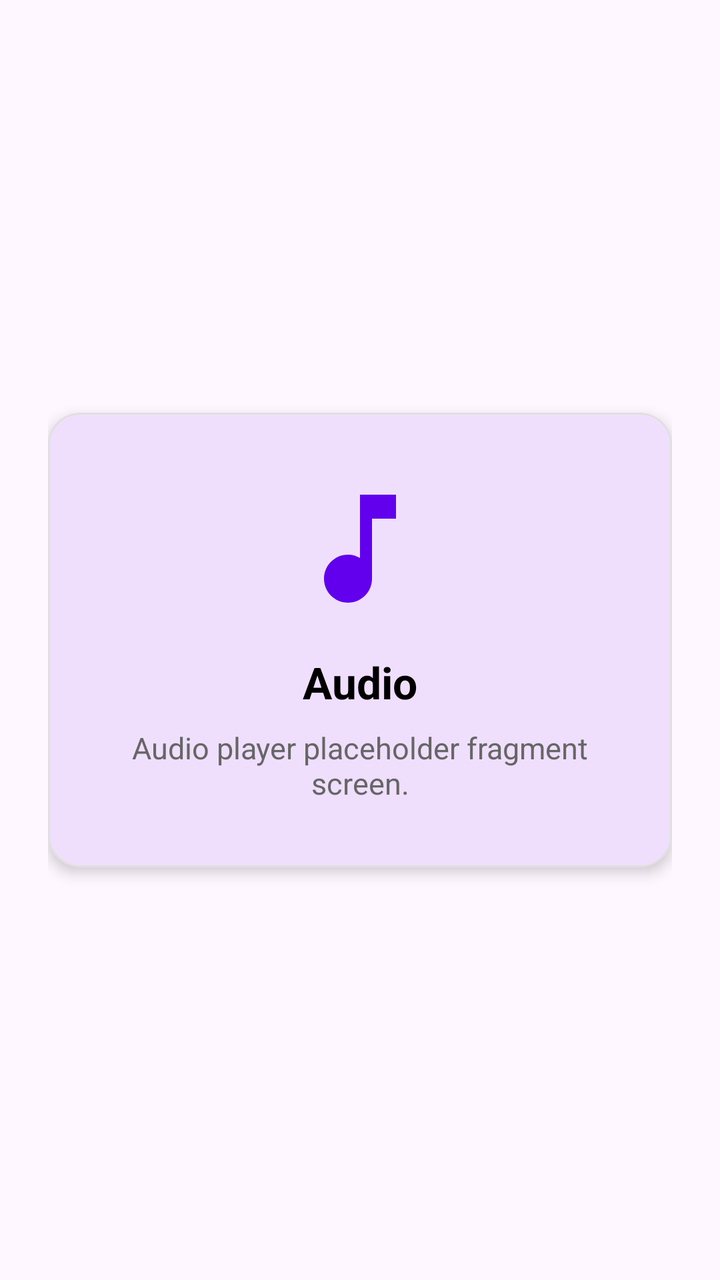
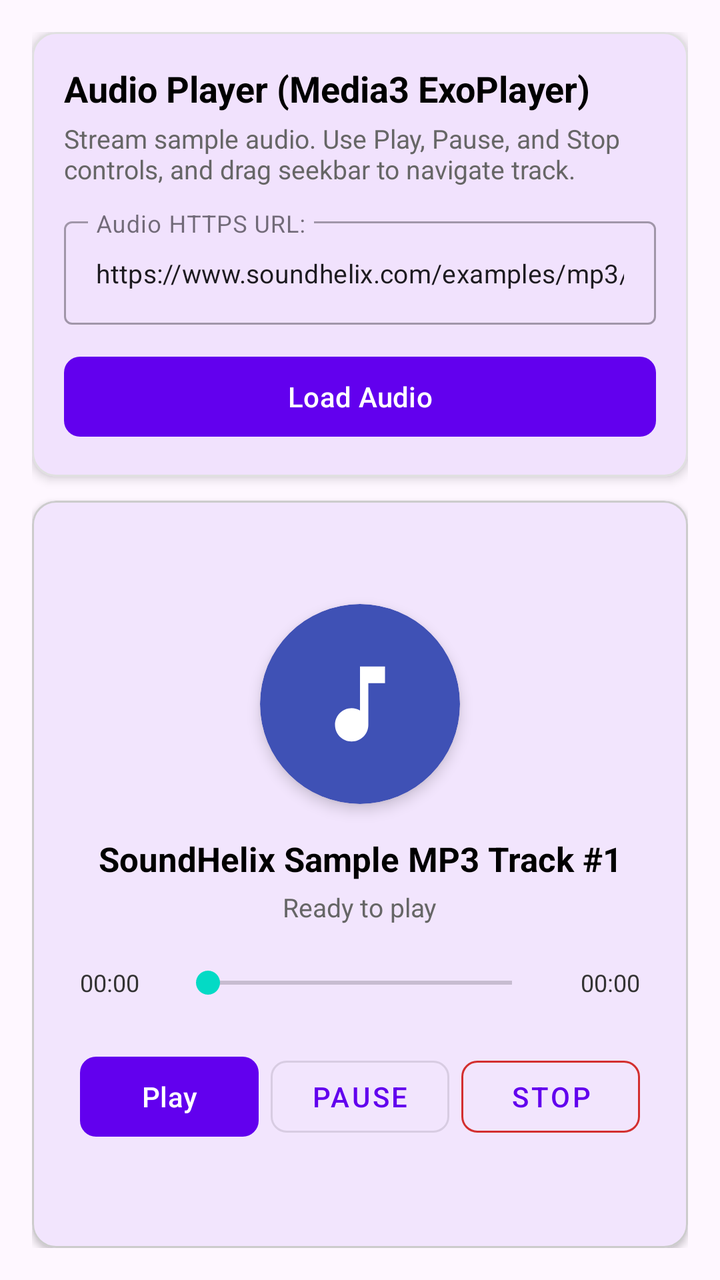

Screens rendered from an Android XML layout before and after an edit, with the pre-edit source and the edit as a unified diff.
<!-- AndroidManifest.xml: application theme Theme.MyApplication -->
<!-- res/layout/fragment_audio.xml -->
<?xml version="1.0" encoding="utf-8"?>
<FrameLayout xmlns:android="http://schemas.android.com/apk/res/android"
    xmlns:app="http://schemas.android.com/apk/res-auto"
    android:layout_width="match_parent"
    android:layout_height="match_parent"
    android:padding="24dp">

    <com.google.android.material.card.MaterialCardView
        android:layout_width="match_parent"
        android:layout_height="wrap_content"
        android:layout_gravity="center"
        app:cardCornerRadius="16dp"
        app:cardElevation="4dp"
        app:strokeWidth="1dp"
        app:strokeColor="#E0E0E0">

        <LinearLayout
            android:layout_width="match_parent"
            android:layout_height="wrap_content"
            android:gravity="center"
            android:orientation="vertical"
            android:padding="32dp">

            <ImageView
                android:layout_width="72dp"
                android:layout_height="72dp"
                android:contentDescription="@string/title_audio"
                android:src="@drawable/ic_audio"
                app:tint="@color/primary" />

            <TextView
                android:layout_width="wrap_content"
                android:layout_height="wrap_content"
                android:layout_marginTop="16dp"
                android:text="@string/title_audio"
                android:textColor="@color/black"
                android:textSize="22sp"
                android:textStyle="bold" />

            <TextView
                android:layout_width="wrap_content"
                android:layout_height="wrap_content"
                android:layout_marginTop="8dp"
                android:gravity="center"
                android:text="@string/desc_audio"
                android:textColor="#666666"
                android:textSize="15sp" />

        </LinearLayout>

    </com.google.android.material.card.MaterialCardView>

</FrameLayout>
<!-- resources referenced by this layout -->
<resources>
  <color name="black">#FF000000</color>
  <color name="primary">#6200EE</color>
  <!-- drawable ic_audio (drawable) -->
  <vector xmlns:android="http://schemas.android.com/apk/res/android"
      android:width="24dp"
      android:height="24dp"
      android:viewportWidth="24"
      android:viewportHeight="24">
      <path
          android:fillColor="#FF000000"
          android:pathData="M12,3v10.55c-0.59,-0.34 -1.27,-0.55 -2,-0.55 -2.21,0 -4,1.79 -4,4s1.79,4 4,4 4,-1.79 4,-4V7h4V3h-6z"/>
  </vector>
  <string name="desc_audio">Audio player placeholder fragment screen.</string>
  <string name="title_audio">Audio</string>
  <style name="Theme.MyApplication" parent="Theme.Material3.DayNight.NoActionBar">
          <item name="colorPrimary">@color/primary</item>
          <item name="colorPrimaryVariant">@color/primary_dark</item>
          <item name="colorSecondary">@color/accent</item>
      </style>
  <color name="primary_dark">#3700B3</color>
  <color name="accent">#03DAC5</color>
</resources>

<!-- the commit's change to res/layout/fragment_audio.xml (unified diff, before → after) -->
@@ -1,53 +1,255 @@
 <?xml version="1.0" encoding="utf-8"?>
-<FrameLayout xmlns:android="http://schemas.android.com/apk/res/android"
+<LinearLayout xmlns:android="http://schemas.android.com/apk/res/android"
     xmlns:app="http://schemas.android.com/apk/res-auto"
+    xmlns:tools="http://schemas.android.com/tools"
     android:layout_width="match_parent"
     android:layout_height="match_parent"
-    android:padding="24dp">
-
+    android:orientation="vertical"
+    android:padding="16dp"
+    tools:context=".AudioFragment">
+
+    
     <com.google.android.material.card.MaterialCardView
         android:layout_width="match_parent"
         android:layout_height="wrap_content"
-        android:layout_gravity="center"
-        app:cardCornerRadius="16dp"
-        app:cardElevation="4dp"
-        app:strokeWidth="1dp"
-        app:strokeColor="#E0E0E0">
+        android:layout_marginBottom="12dp"
+        app:cardCornerRadius="12dp"
+        app:cardElevation="3dp"
+        app:strokeColor="#E0E0E0"
+        app:strokeWidth="1dp">
 
         <LinearLayout
             android:layout_width="match_parent"
             android:layout_height="wrap_content"
-            android:gravity="center"
             android:orientation="vertical"
-            android:padding="32dp">
-
-            <ImageView
-                android:layout_width="72dp"
-                android:layout_height="72dp"
-                android:contentDescription="@string/title_audio"
-                android:src="@drawable/ic_audio"
-                app:tint="@color/primary" />
+            android:padding="16dp">
 
             <TextView
                 android:layout_width="wrap_content"
                 android:layout_height="wrap_content"
-                android:layout_marginTop="16dp"
-                android:text="@string/title_audio"
+                android:text="@string/title_audio_heading"
                 android:textColor="@color/black"
-                android:textSize="22sp"
+                android:textSize="18sp"
                 android:textStyle="bold" />
 
             <TextView
                 android:layout_width="wrap_content"
                 android:layout_height="wrap_content"
-                android:layout_marginTop="8dp"
+                android:layout_marginTop="4dp"
+                android:text="@string/desc_audio_instruction"
+                android:textColor="#666666"
+                android:textSize="13sp" />
+
+            <com.google.android.material.textfield.TextInputLayout
+                style="@style/Widget.MaterialComponents.TextInputLayout.OutlinedBox"
+                android:layout_width="match_parent"
+                android:layout_height="wrap_content"
+                android:layout_marginTop="12dp"
+                android:hint="@string/label_audio_url">
+
+                <com.google.android.material.textfield.TextInputEditText
+                    android:id="@+id/etAudioUrl"
+                    android:layout_width="match_parent"
+                    android:layout_height="wrap_content"
+                    android:inputType="textUri"
+                    android:maxLines="2"
+                    android:text="@string/default_audio_url"
+                    android:textSize="13sp" />
+
+            </com.google.android.material.textfield.TextInputLayout>
+
+            <com.google.android.material.button.MaterialButton
+                android:id="@+id/btnLoadAudio"
+                android:layout_width="match_parent"
+                android:layout_height="wrap_content"
+                android:layout_marginTop="12dp"
+                android:text="@string/btn_load_audio"
+                app:cornerRadius="8dp" />
+
+        </LinearLayout>
+
+    </com.google.android.material.card.MaterialCardView>
+
+    
+    <com.google.android.material.card.MaterialCardView
+        android:layout_width="match_parent"
+        android:layout_height="0dp"
+        android:layout_weight="1"
+        app:cardCornerRadius="12dp"
+        app:cardElevation="2dp"
+        app:strokeColor="#CCCCCC"
+        app:strokeWidth="1dp">
+
+        <ScrollView
+            android:layout_width="match_parent"
+            android:layout_height="match_parent"
+            android:fillViewport="true">
+
+            <LinearLayout
+                android:layout_width="match_parent"
+                android:layout_height="wrap_content"
                 android:gravity="center"
-                android:text="@string/desc_audio"
-                android:textColor="#666666"
-                android:textSize="15sp" />
-
-        </LinearLayout>
+                android:orientation="vertical"
+                android:padding="24dp">
+
+                
+                <com.google.android.material.card.MaterialCardView
+                    android:layout_width="100dp"
+                    android:layout_height="100dp"
+                    app:cardBackgroundColor="#3F51B5"
+                    app:cardCornerRadius="50dp"
+                    app:cardElevation="4dp"
+                    app:strokeWidth="0dp">
+
+                    <ImageView
+                        android:layout_width="50dp"
+                        android:layout_height="50dp"
+                        android:layout_gravity="center"
+                        android:contentDescription="@string/title_audio"
+                        android:src="@drawable/ic_audio"
+                        app:tint="@color/white" />
+
+                </com.google.android.material.card.MaterialCardView>
+
+                
+                <TextView
+                    android:id="@+id/tvAudioTitle"
+                    android:layout_width="wrap_content"
+                    android:layout_height="wrap_content"
+                    android:layout_marginTop="16dp"
+                    android:gravity="center"
+                    android:text="@string/default_audio_title"
+                    android:textColor="@color/black"
+                    android:textSize="17sp"
+                    android:textStyle="bold" />
+
+                <TextView
+                    android:id="@+id/tvAudioStatus"
+                    android:layout_width="wrap_content"
+                    android:layout_height="wrap_content"
+                    android:layout_marginTop="4dp"
+                    android:gravity="center"
+                    android:text="Ready to play"
+                    android:textColor="#666666"
+                    android:textSize="13sp" />
+
+                
+                <ProgressBar
+                    android:id="@+id/audioProgressBar"
+                    style="?android:attr/progressBarStyle"
+                    android:layout_width="36dp"
+                    android:layout_height="36dp"
+                    android:layout_marginTop="12dp"
+                    android:visibility="gone" />
+
+                
+                <LinearLayout
+                    android:id="@+id/audioErrorContainer"
+                    android:layout_width="match_parent"
+                    android:layout_height="wrap_content"
+                    android:layout_marginTop="12dp"
+                    android:gravity="center"
+                    android:orientation="vertical"
+                    android:visibility="gone">
+
+                    <TextView
+                        android:id="@+id/tvAudioError"
+                        android:layout_width="wrap_content"
+                        android:layout_height="wrap_content"
+                        android:gravity="center"
+                        android:text="@string/err_audio_load_failed"
+                        android:textColor="#D32F2F"
+                        android:textSize="13sp" />
+
+                    <com.google.android.material.button.MaterialButton
+                        android:id="@+id/btnAudioRetry"
+                        style="@style/Widget.MaterialComponents.Button.TextButton"
+                        android:layout_width="wrap_content"
+                        android:layout_height="wrap_content"
+                        android:text="@string/btn_retry"
+                        android:textColor="#D32F2F" />
+
+                </LinearLayout>
+
+                
+                <LinearLayout
+                    android:layout_width="match_parent"
+                    android:layout_height="wrap_content"
+                    android:layout_marginTop="20dp"
+                    android:gravity="center_vertical"
+                    android:orientation="horizontal">
+
+                    <TextView
+                        android:id="@+id/tvCurrentTime"
+                        android:layout_width="48dp"
+                        android:layout_height="wrap_content"
+                        android:gravity="start"
+                        android:text="@string/time_zero"
+                        android:textColor="#333333"
+                        android:textSize="12sp" />
+
+                    <SeekBar
+                        android:id="@+id/audioSeekBar"
+                        android:layout_width="0dp"
+                        android:layout_height="wrap_content"
+                        android:layout_weight="1"
+                        android:max="100"
+                        android:progress="0" />
+
+                    <TextView
+                        android:id="@+id/tvTotalDuration"
+                        android:layout_width="48dp"
+                        android:layout_height="wrap_content"
+                        android:gravity="end"
+                        android:text="@string/time_zero"
+                        android:textColor="#333333"
+                        android:textSize="12sp" />
+
+                </LinearLayout>
+
+                
+                <LinearLayout
+                    android:layout_width="match_parent"
+                    android:layout_height="wrap_content"
+                    android:layout_marginTop="24dp"
+                    android:gravity="center"
+                    android:orientation="horizontal">
+
+                    <com.google.android.material.button.MaterialButton
+                        android:id="@+id/btnAudioPlay"
+                        android:layout_width="0dp"
+                        android:layout_height="wrap_content"
+                        android:layout_marginEnd="6dp"
+                        android:layout_weight="1"
+                        android:text="@string/btn_audio_play"
+                        app:cornerRadius="8dp" />
+
+                    <com.google.android.material.button.MaterialButton
+                        android:id="@+id/btnAudioPause"
+                        style="@style/Widget.MaterialComponents.Button.OutlinedButton"
+                        android:layout_width="0dp"
+                        android:layout_height="wrap_content"
+                        android:layout_marginEnd="6dp"
+                        android:layout_weight="1"
+                        android:text="@string/btn_audio_pause"
+                        app:cornerRadius="8dp" />
+
+                    <com.google.android.material.button.MaterialButton
+                        android:id="@+id/btnAudioStop"
+                        style="@style/Widget.MaterialComponents.Button.OutlinedButton"
+                        android:layout_width="0dp"
+                        android:layout_height="wrap_content"
+                        android:layout_weight="1"
+                        android:text="@string/btn_audio_stop"
+                        app:cornerRadius="8dp"
+                        app:strokeColor="#D32F2F" />
+
+                </LinearLayout>
+
+            </LinearLayout>
+
+        </ScrollView>
 
     </com.google.android.material.card.MaterialCardView>
 
-</FrameLayout>
+</LinearLayout>
<!-- resource entries referenced after the edit -->
@@ -1,6 +1,7 @@
 <!-- resources referenced by this layout -->
 <resources>
   <color name="black">#FF000000</color>
+  <color name="white">#FFFFFFFF</color>
   <color name="primary">#6200EE</color>
   <!-- drawable ic_audio (drawable) -->
   <vector xmlns:android="http://schemas.android.com/apk/res/android"
@@ -12,8 +13,19 @@
           android:fillColor="#FF000000"
           android:pathData="M12,3v10.55c-0.59,-0.34 -1.27,-0.55 -2,-0.55 -2.21,0 -4,1.79 -4,4s1.79,4 4,4 4,-1.79 4,-4V7h4V3h-6z"/>
   </vector>
-  <string name="desc_audio">Audio player placeholder fragment screen.</string>
+  <string name="btn_audio_pause">Pause</string>
+  <string name="btn_audio_play">Play</string>
+  <string name="btn_audio_stop">Stop</string>
+  <string name="btn_load_audio">Load Audio</string>
+  <string name="btn_retry">Retry</string>
+  <string name="default_audio_title">SoundHelix Sample MP3 Track #1</string>
+  <string name="default_audio_url">https://www.soundhelix.com/examples/mp3/SoundHelix-Song-1.mp3</string>
+  <string name="desc_audio_instruction">Stream sample audio. Use Play, Pause, and Stop controls, and drag seekbar to navigate track.</string>
+  <string name="err_audio_load_failed">Failed to play audio. Check network connection or audio URL.</string>
+  <string name="label_audio_url">Audio HTTPS URL:</string>
+  <string name="time_zero">00:00</string>
   <string name="title_audio">Audio</string>
+  <string name="title_audio_heading">Audio Player (Media3 ExoPlayer)</string>
   <style name="Theme.MyApplication" parent="Theme.Material3.DayNight.NoActionBar">
           <item name="colorPrimary">@color/primary</item>
           <item name="colorPrimaryVariant">@color/primary_dark</item>
